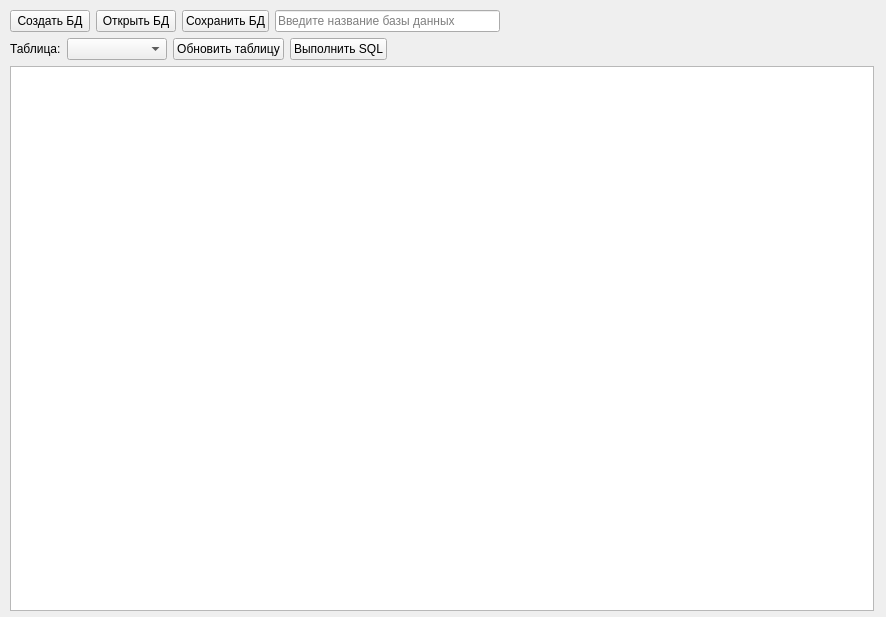
seTc1/SimpleSQLiteReader, file SimpleSQliteReaderProject/SimpleReaderUI.ui: the form before one commit.
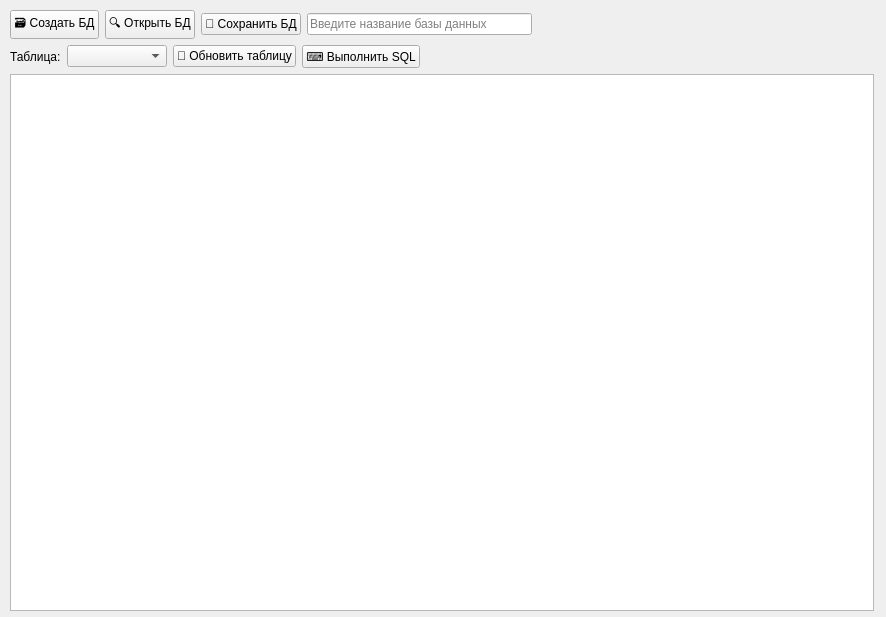
The form after the commit.

```diff
--- a/SimpleSQliteReaderProject/SimpleReaderUI.ui
+++ b/SimpleSQliteReaderProject/SimpleReaderUI.ui
@@ -31,21 +31,21 @@
          <item>
           <widget class="QPushButton" name="btn_create_database">
            <property name="text">
-            <string>Создать БД</string>
+            <string>🗃️ Создать БД</string>
            </property>
           </widget>
          </item>
          <item>
           <widget class="QPushButton" name="btn_open_database">
            <property name="text">
-            <string>Открыть БД</string>
+            <string>🔍 Открыть БД</string>
            </property>
           </widget>
          </item>
          <item>
           <widget class="QPushButton" name="btn_save_bd">
            <property name="text">
-            <string>Сохранить БД</string>
+            <string>📝 Сохранить БД</string>
            </property>
           </widget>
          </item>
@@ -110,14 +110,14 @@
            <item>
             <widget class="QPushButton" name="btn_update_table">
              <property name="text">
-              <string>Обновить таблицу</string>
+              <string>🔁 Обновить таблицу</string>
              </property>
             </widget>
            </item>
            <item>
             <widget class="QPushButton" name="btn_execute_sql">
              <property name="text">
-              <string>Выполнить SQL</string>
+              <string>⌨️ Выполнить SQL</string>
              </property>
             </widget>
            </item>
```
